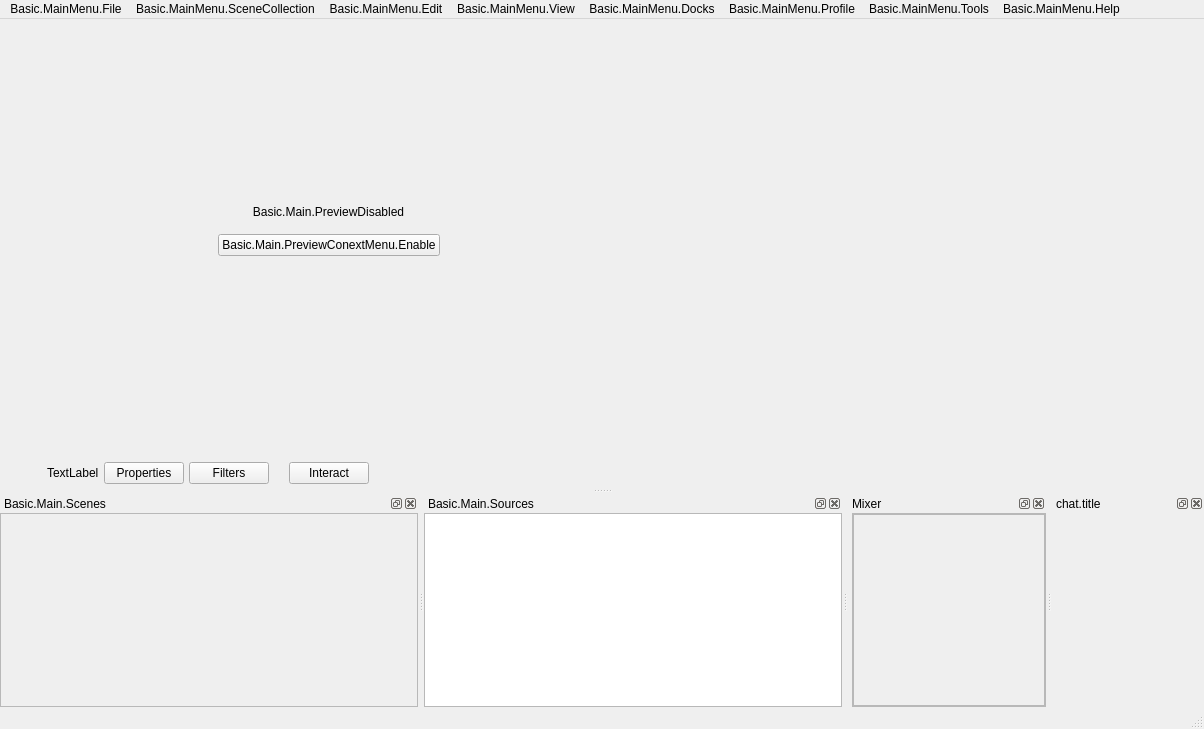
Before: the Qt Designer form src/prism-live-studio/PRISMLiveStudio/obs-ui/forms/OBSBasic.ui in naver/prism-live-studio, drawn with Qt 5.
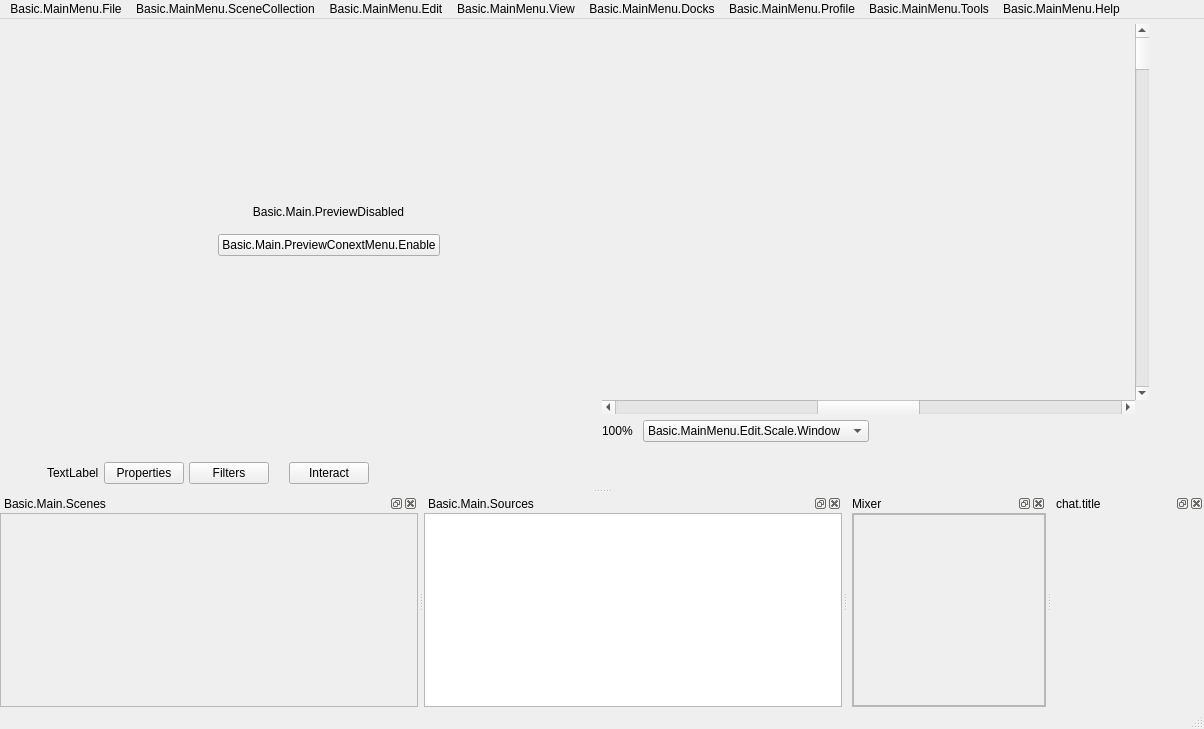
After: the same form once the commit is applied. Icons and pictures are not drawn. Custom widgets are drawn as their Qt base class.

Diff of the .ui file:
```diff
--- a/src/prism-live-studio/PRISMLiveStudio/obs-ui/forms/OBSBasic.ui
+++ b/src/prism-live-studio/PRISMLiveStudio/obs-ui/forms/OBSBasic.ui
@@ -34,7 +34,7 @@
    <string notr="true"/>
   </property>
   <property name="dockOptions">
-   <set>QMainWindow::AllowNestedDocks|QMainWindow::AllowTabbedDocks|QMainWindow::AnimatedDocks</set>
+   <set>QMainWindow::DockOption::AllowNestedDocks|QMainWindow::DockOption::AllowTabbedDocks|QMainWindow::DockOption::AnimatedDocks</set>
   </property>
   <widget class="QWidget" name="centralwidget">
    <layout class="QVBoxLayout" name="verticalLayout">
@@ -103,7 +103,7 @@
            <item>
             <spacer name="verticalSpacer_2">
              <property name="orientation">
-              <enum>Qt::Vertical</enum>
+              <enum>Qt::Orientation::Vertical</enum>
              </property>
              <property name="sizeHint" stdset="0">
               <size>
@@ -125,17 +125,17 @@
               <string>Basic.Main.PreviewDisabled</string>
              </property>
              <property name="alignment">
-              <set>Qt::AlignCenter</set>
+              <set>Qt::AlignmentFlag::AlignCenter</set>
              </property>
             </widget>
            </item>
            <item>
             <spacer name="verticalSpacer">
              <property name="orientation">
-              <enum>Qt::Vertical</enum>
+              <enum>Qt::Orientation::Vertical</enum>
              </property>
              <property name="sizeType">
-              <enum>QSizePolicy::Fixed</enum>
+              <enum>QSizePolicy::Policy::Fixed</enum>
              </property>
              <property name="sizeHint" stdset="0">
               <size>
@@ -153,7 +153,7 @@
              <item>
               <spacer name="horizontalSpacer_2">
                <property name="orientation">
-                <enum>Qt::Horizontal</enum>
+                <enum>Qt::Orientation::Horizontal</enum>
                </property>
                <property name="sizeHint" stdset="0">
                 <size>
@@ -173,7 +173,7 @@
              <item>
               <spacer name="horizontalSpacer_3">
                <property name="orientation">
-                <enum>Qt::Horizontal</enum>
+                <enum>Qt::Orientation::Horizontal</enum>
                </property>
                <property name="sizeHint" stdset="0">
                 <size>
@@ -188,7 +188,7 @@
            <item>
             <spacer name="verticalSpacer_3">
              <property name="orientation">
-              <enum>Qt::Vertical</enum>
+              <enum>Qt::Orientation::Vertical</enum>
              </property>
              <property name="sizeHint" stdset="0">
               <size>
@@ -206,6 +206,8 @@
           <property name="spacing">
            <number>0</number>
           </property>
+         </layout>
+        </item>
           <item>
            <widget class="QWidget" name="previewContainer" native="true">
             <property name="minimumSize">
@@ -239,6 +241,142 @@
                 <number>0</number>
                </property>
                <item>
+              <widget class="QWidget" name="widgetPreviewContainer" native="true">
+               <layout class="QGridLayout" name="gridLayout">
+                <property name="leftMargin">
+                 <number>0</number>
+                </property>
+                <property name="topMargin">
+                 <number>0</number>
+                </property>
+                <property name="rightMargin">
+                 <number>0</number>
+                </property>
+                <property name="bottomMargin">
+                 <number>0</number>
+                </property>
+                <property name="spacing">
+                 <number>0</number>
+                </property>
+                <item row="0" column="1">
+                 <widget class="QScrollBar" name="previewYScrollBar">
+                  <property name="orientation">
+                   <enum>Qt::Orientation::Vertical</enum>
+                  </property>
+                 </widget>
+                </item>
+                <item row="2" column="0">
+                 <widget class="QWidget" name="previewXContainer" native="true">
+                  <layout class="QVBoxLayout" name="verticalLayout_8">
+                   <property name="spacing">
+                    <number>0</number>
+                   </property>
+                   <property name="leftMargin">
+                    <number>0</number>
+                   </property>
+                   <property name="topMargin">
+                    <number>0</number>
+                   </property>
+                   <property name="rightMargin">
+                    <number>0</number>
+                   </property>
+                   <property name="bottomMargin">
+                    <number>0</number>
+                   </property>
+                   <item>
+                    <widget class="QScrollBar" name="previewXScrollBar">
+                     <property name="sizePolicy">
+                      <sizepolicy hsizetype="Expanding" vsizetype="Fixed">
+                       <horstretch>0</horstretch>
+                       <verstretch>0</verstretch>
+                      </sizepolicy>
+                     </property>
+                     <property name="minimum">
+                      <number>-200</number>
+                     </property>
+                     <property name="maximum">
+                      <number>200</number>
+                     </property>
+                     <property name="singleStep">
+                      <number>10</number>
+                     </property>
+                     <property name="pageStep">
+                      <number>100</number>
+                     </property>
+                     <property name="orientation">
+                      <enum>Qt::Orientation::Horizontal</enum>
+                     </property>
+                    </widget>
+                   </item>
+                   <item>
+                    <layout class="QHBoxLayout" name="horizontalLayout_5" stretch="0,0,0">
+                     <property name="spacing">
+                      <number>10</number>
+                     </property>
+                     <property name="leftMargin">
+                      <number>0</number>
+                     </property>
+                     <property name="topMargin">
+                      <number>6</number>
+                     </property>
+                     <property name="rightMargin">
+                      <number>0</number>
+                     </property>
+                     <property name="bottomMargin">
+                      <number>0</number>
+                     </property>
+                     <item>
+                      <widget class="OBSPreviewScalingLabel" name="previewScalePercent">
+                       <property name="sizePolicy">
+                        <sizepolicy hsizetype="Maximum" vsizetype="Preferred">
+                         <horstretch>0</horstretch>
+                         <verstretch>0</verstretch>
+                        </sizepolicy>
+                       </property>
+                       <property name="text">
+                        <string>100%</string>
+                       </property>
+                      </widget>
+                     </item>
+                     <item alignment="Qt::AlignmentFlag::AlignVCenter">
+                      <widget class="OBSPreviewScalingComboBox" name="previewScalingMode">
+                       <property name="sizePolicy">
+                        <sizepolicy hsizetype="Maximum" vsizetype="Fixed">
+                         <horstretch>0</horstretch>
+                         <verstretch>0</verstretch>
+                        </sizepolicy>
+                       </property>
+                       <item>
+                        <property name="text">
+                         <string>Basic.MainMenu.Edit.Scale.Window</string>
+                        </property>
+                       </item>
+                       <item>
+                        <property name="text">
+                         <string>Basic.MainMenu.Edit.Scale.Canvas</string>
+                        </property>
+                       </item>
+                      </widget>
+                     </item>
+                     <item>
+                      <spacer name="horizontalSpacer_4">
+                       <property name="orientation">
+                        <enum>Qt::Orientation::Horizontal</enum>
+                       </property>
+                       <property name="sizeHint" stdset="0">
+                        <size>
+                         <width>0</width>
+                         <height>20</height>
+                        </size>
+                       </property>
+                      </spacer>
+                     </item>
+                    </layout>
+                   </item>
+                  </layout>
+                 </widget>
+                </item>
+                <item row="0" column="0">
                 <widget class="OBSBasicPreview" name="preview" native="true">
                  <property name="sizePolicy">
                   <sizepolicy hsizetype="Expanding" vsizetype="Expanding">
@@ -253,20 +391,21 @@
                   </size>
                  </property>
                  <property name="focusPolicy">
-                  <enum>Qt::ClickFocus</enum>
+                   <enum>Qt::FocusPolicy::ClickFocus</enum>
                  </property>
                  <property name="contextMenuPolicy">
-                  <enum>Qt::CustomContextMenu</enum>
+                   <enum>Qt::ContextMenuPolicy::CustomContextMenu</enum>
                  </property>
                  <addaction name="actionRemoveSource"/>
                 </widget>
                </item>
               </layout>
+              </widget>
              </item>
             </layout>
-           </widget>
-          </item>
-         </layout>
+           </item>
+          </layout>
+         </widget>
         </item>
        </layout>
       </item>
@@ -282,10 +421,10 @@
     <item>
      <spacer name="verticalSpacer_4">
       <property name="orientation">
-       <enum>Qt::Vertical</enum>
+       <enum>Qt::Orientation::Vertical</enum>
       </property>
       <property name="sizeType">
-       <enum>QSizePolicy::Fixed</enum>
+       <enum>QSizePolicy::Policy::Fixed</enum>
       </property>
       <property name="sizeHint" stdset="0">
        <size>
@@ -317,7 +456,7 @@
         <number>20</number>
        </property>
        <property name="sizeConstraint">
-        <enum>QLayout::SetDefaultConstraint</enum>
+        <enum>QLayout::SizeConstraint::SetDefaultConstraint</enum>
        </property>
        <property name="leftMargin">
         <number>0</number>
@@ -454,10 +593,10 @@
           <item>
            <spacer name="horizontalSpacer">
             <property name="orientation">
-             <enum>Qt::Horizontal</enum>
+             <enum>Qt::Orientation::Horizontal</enum>
             </property>
             <property name="sizeType">
-             <enum>QSizePolicy::Fixed</enum>
+             <enum>QSizePolicy::Policy::Fixed</enum>
             </property>
             <property name="sizeHint" stdset="0">
              <size>
@@ -583,7 +722,7 @@
      <x>0</x>
      <y>0</y>
      <width>1204</width>
-     <height>26</height>
+     <height>21</height>
     </rect>
    </property>
    <widget class="QMenu" name="menu_File">
@@ -623,10 +762,10 @@
     <addaction name="actionShowAbout"/>
     <addaction name="actionHelpOpenSource"/>
     <addaction name="separator"/>
-    <addaction name="actionWebsite"/>
+    <addaction name="actionUserGuide"/>
     <addaction name="actionHelpPortal"/>
+    <addaction name="actionWebsite"/>
     <addaction name="actionPrismPolicy"/>
-    <addaction name="actionBlog"/>
     <addaction name="actionPrismDiscord"/>
     <addaction name="actionContactUs"/>
     <addaction name="menuLogFiles"/>
@@ -758,6 +897,7 @@
     <addaction name="actionImportSceneCollection"/>
     <addaction name="separator"/>
     <addaction name="actionShowMissingFiles"/>
+    <addaction name="actionRemigrateSceneCollection"/>
     <addaction name="separator"/>
     <addaction name="actionSceneCollectionManagement"/>
    </widget>
@@ -863,10 +1003,10 @@
         </size>
        </property>
        <property name="frameShape">
-        <enum>QFrame::StyledPanel</enum>
+        <enum>QFrame::Shape::StyledPanel</enum>
        </property>
        <property name="frameShadow">
-        <enum>QFrame::Sunken</enum>
+        <enum>QFrame::Shadow::Sunken</enum>
        </property>
        <layout class="QVBoxLayout" name="verticalLayout_12">
         <property name="spacing">
@@ -929,10 +1069,10 @@
         </size>
        </property>
        <property name="frameShape">
-        <enum>QFrame::StyledPanel</enum>
+        <enum>QFrame::Shape::StyledPanel</enum>
        </property>
        <property name="frameShadow">
-        <enum>QFrame::Sunken</enum>
+        <enum>QFrame::Shadow::Sunken</enum>
        </property>
        <layout class="QVBoxLayout" name="verticalLayout_17">
         <property name="spacing">
@@ -959,10 +1099,10 @@
            </sizepolicy>
           </property>
           <property name="contextMenuPolicy">
-           <enum>Qt::CustomContextMenu</enum>
+           <enum>Qt::ContextMenuPolicy::CustomContextMenu</enum>
           </property>
           <property name="frameShape">
-           <enum>QFrame::NoFrame</enum>
+           <enum>QFrame::Shape::NoFrame</enum>
           </property>
           <property name="showDropIndicator" stdset="0">
            <bool>true</bool>
@@ -971,13 +1111,13 @@
            <bool>true</bool>
           </property>
           <property name="dragDropMode">
-           <enum>QAbstractItemView::InternalMove</enum>
+           <enum>QAbstractItemView::DragDropMode::InternalMove</enum>
           </property>
           <property name="defaultDropAction">
-           <enum>Qt::TargetMoveAction</enum>
+           <enum>Qt::DropAction::TargetMoveAction</enum>
           </property>
           <property name="selectionMode">
-           <enum>QAbstractItemView::ExtendedSelection</enum>
+           <enum>QAbstractItemView::SelectionMode::ExtendedSelection</enum>
           </property>
           <property name="spacing">
            <number>0</number>
@@ -988,10 +1128,10 @@
         <item>
          <spacer name="sourcesFixedSizeHSpacer">
           <property name="orientation">
-           <enum>Qt::Horizontal</enum>
+           <enum>Qt::Orientation::Horizontal</enum>
           </property>
           <property name="sizeType">
-           <enum>QSizePolicy::Fixed</enum>
+           <enum>QSizePolicy::Policy::Fixed</enum>
           </property>
           <property name="sizeHint" stdset="0">
            <size>
@@ -1034,10 +1174,10 @@
      <item>
       <widget class="QFrame" name="mixerFrame">
        <property name="frameShape">
-        <enum>QFrame::StyledPanel</enum>
+        <enum>QFrame::Shape::StyledPanel</enum>
        </property>
        <property name="frameShadow">
-        <enum>QFrame::Sunken</enum>
+        <enum>QFrame::Shadow::Sunken</enum>
        </property>
        <layout class="QVBoxLayout" name="verticalLayout_2">
         <property name="spacing">
@@ -1059,19 +1199,19 @@
          <widget class="QStackedWidget" name="stackedMixerArea">
           <widget class="VScrollArea" name="hMixerScrollArea">
            <property name="contextMenuPolicy">
-            <enum>Qt::CustomContextMenu</enum>
+            <enum>Qt::ContextMenuPolicy::CustomContextMenu</enum>
            </property>
            <property name="frameShape">
-            <enum>QFrame::StyledPanel</enum>
+            <enum>QFrame::Shape::StyledPanel</enum>
            </property>
            <property name="frameShadow">
-            <enum>QFrame::Sunken</enum>
+            <enum>QFrame::Shadow::Sunken</enum>
            </property>
            <property name="verticalScrollBarPolicy">
-            <enum>Qt::ScrollBarAsNeeded</enum>
+            <enum>Qt::ScrollBarPolicy::ScrollBarAsNeeded</enum>
            </property>
            <property name="horizontalScrollBarPolicy">
-            <enum>Qt::ScrollBarAlwaysOff</enum>
+            <enum>Qt::ScrollBarPolicy::ScrollBarAlwaysOff</enum>
            </property>
            <property name="widgetResizable">
             <bool>true</bool>
@@ -1081,7 +1221,7 @@
              <rect>
               <x>0</x>
               <y>0</y>
-              <width>128</width>
+              <width>194</width>
               <height>16</height>
              </rect>
             </property>
@@ -1095,19 +1235,19 @@
           </widget>
           <widget class="HScrollArea" name="vMixerScrollArea">
            <property name="contextMenuPolicy">
-            <enum>Qt::CustomContextMenu</enum>
+            <enum>Qt::ContextMenuPolicy::CustomContextMenu</enum>
            </property>
            <property name="frameShape">
-            <enum>QFrame::StyledPanel</enum>
+            <enum>QFrame::Shape::StyledPanel</enum>
            </property>
            <property name="frameShadow">
-            <enum>QFrame::Sunken</enum>
+            <enum>QFrame::Shadow::Sunken</enum>
            </property>
            <property name="verticalScrollBarPolicy">
-            <enum>Qt::ScrollBarAsNeeded</enum>
+            <enum>Qt::ScrollBarPolicy::ScrollBarAsNeeded</enum>
            </property>
            <property name="horizontalScrollBarPolicy">
-            <enum>Qt::ScrollBarAsNeeded</enum>
+            <enum>Qt::ScrollBarPolicy::ScrollBarAsNeeded</enum>
            </property>
            <property name="widgetResizable">
             <bool>true</bool>
@@ -1117,7 +1257,7 @@
              <rect>
               <x>0</x>
               <y>0</y>
-              <width>36</width>
+              <width>16</width>
               <height>28</height>
              </rect>
             </property>
@@ -1212,7 +1352,7 @@
     <string>Del</string>
    </property>
    <property name="shortcutContext">
-    <enum>Qt::WidgetWithChildrenShortcut</enum>
+    <enum>Qt::ShortcutContext::WidgetWithChildrenShortcut</enum>
    </property>
    <property name="themeID" stdset="0">
     <string notr="true">removeIconSmall</string>
@@ -1233,7 +1373,7 @@
     <string>Del</string>
    </property>
    <property name="shortcutContext">
-    <enum>Qt::WidgetWithChildrenShortcut</enum>
+    <enum>Qt::ShortcutContext::WidgetWithChildrenShortcut</enum>
    </property>
    <property name="themeID" stdset="0">
     <string notr="true">removeIconSmall</string>
@@ -1911,9 +2051,9 @@
     <string>Basic.MainMenu.View.StudioModeOn</string>
    </property>
   </action>
-  <action name="actionBlog">
+  <action name="actionUserGuide">
    <property name="text">
-    <string>Basic.MainMenu.Help.Blog</string>
+    <string>WizardView.UserGuide</string>
    </property>
   </action>
   <action name="actionContactUs">
@@ -1924,7 +2064,7 @@
     <string>Shift+Q</string>
    </property>
    <property name="shortcutContext">
-    <enum>Qt::ApplicationShortcut</enum>
+    <enum>Qt::ShortcutContext::ApplicationShortcut</enum>
    </property>
    <property name="autoRepeat">
     <bool>true</bool>
@@ -1985,6 +2125,11 @@
     <string>Basic.MainMenu.Docks.SideDocks</string>
    </property>
   </action>
+  <action name="actionRemigrateSceneCollection">
+   <property name="text">
+    <string>Basic.MainMenu.SceneCollection.Remigrate</string>
+   </property>
+  </action>
  </widget>
  <customwidgets>
   <customwidget>
@@ -2050,6 +2195,16 @@
    <header>audio-mixer/PLSMixerContent.h</header>
    <container>1</container>
   </customwidget>
+  <customwidget>
+   <class>OBSPreviewScalingLabel</class>
+   <extends>QLabel</extends>
+   <header>preview-controls.hpp</header>
+  </customwidget>
+  <customwidget>
+   <class>OBSPreviewScalingComboBox</class>
+   <extends>QComboBox</extends>
+   <header>preview-controls.hpp</header>
+  </customwidget>
  </customwidgets>
  <resources>
   <include location="obs.qrc"/>
```
Left out of the diff: 1 changed line with no effect on the pictures. Lines whose indentation alone changed are shown as unchanged.
